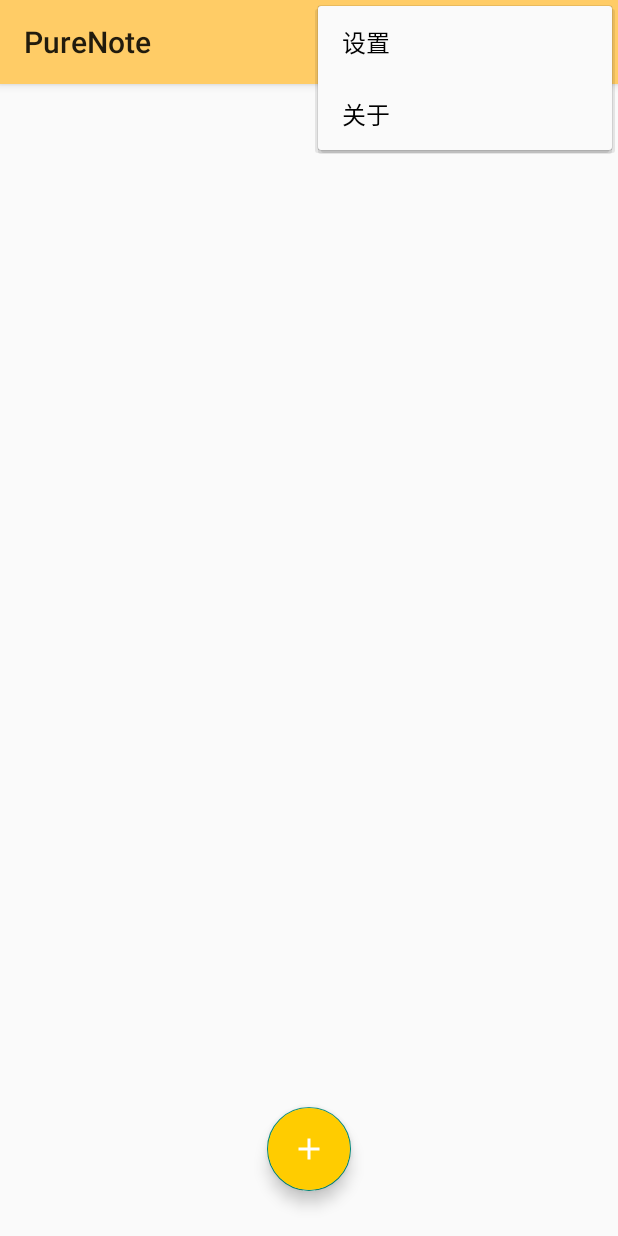
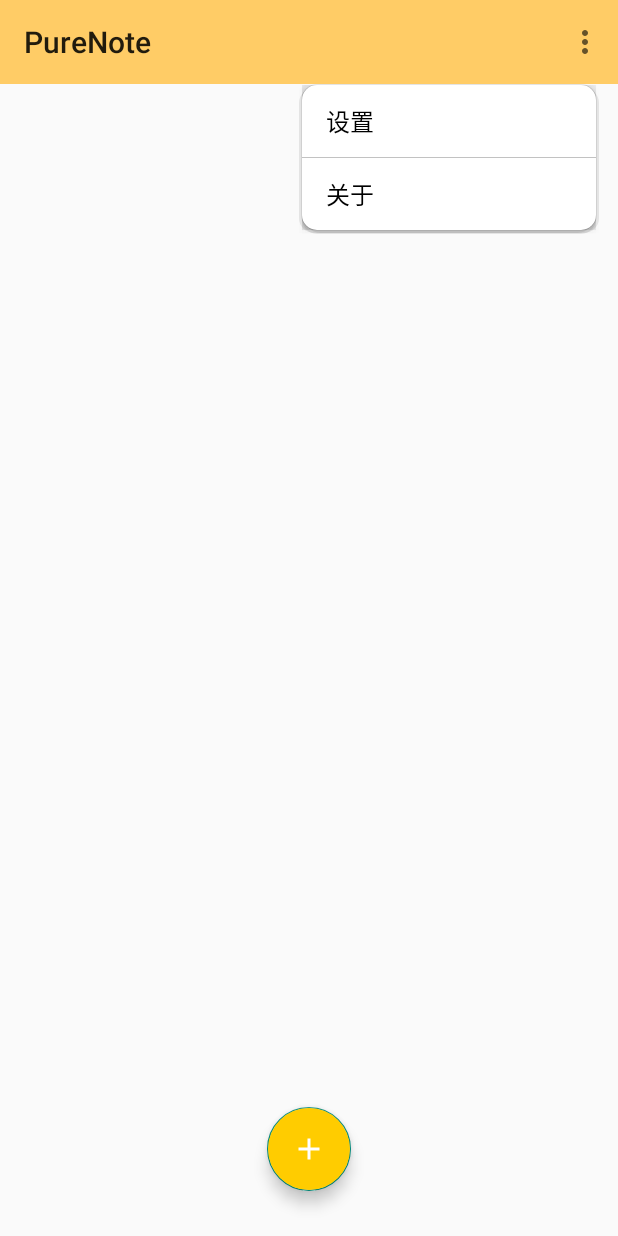
Before and after one commit to guiyujin/PureNote, an Android app: the screen it shows after launch (MainActivity), with the options menu open, on a phone screen of 412 x 824 dp. Run offline under Robolectric (Android 15) with nearby library versions, the phone set to English and light mode, and no system bars.

Commit message:
toolbar design

```diff
--- a/app/src/main/java/com/example/purenote/MainActivity.java
+++ b/app/src/main/java/com/example/purenote/MainActivity.java
@@ -38,7 +38,10 @@ public class MainActivity extends AppCompatActivity implements View.OnClickListe
     public void initView(){
         lv = findViewById(R.id.list);
         fab = findViewById(R.id.add);
-
+        mtoolbar = findViewById(R.id.toolbar);
+        setSupportActionBar(mtoolbar);
+        //mtoolbar.setElevation(0);
+        //getSupportActionBar().setDisplayShowTitleEnabled(false);
         fab.setOnClickListener(this);
         lv.setOnItemClickListener(new AdapterView.OnItemClickListener() {
             @Override
--- /dev/null
+++ b/app/src/main/res/drawable/fillet.xml
@@ -0,0 +1,7 @@
+<?xml version="1.0" encoding="utf-8"?>
+<shape xmlns:android="http://schemas.android.com/apk/res/android"
+    android:shape="rectangle">
+
+    <corners android:radius="10dp"/>
+    <solid android:color="@color/white"></solid>
+</shape>
--- a/app/src/main/res/layout/activity_main.xml
+++ b/app/src/main/res/layout/activity_main.xml
@@ -1,5 +1,5 @@
 <?xml version="1.0" encoding="utf-8"?>
-<RelativeLayout xmlns:android="http://schemas.android.com/apk/res/android"
+<androidx.coordinatorlayout.widget.CoordinatorLayout xmlns:android="http://schemas.android.com/apk/res/android"
     android:layout_width="match_parent"
     android:layout_height="match_parent"
     android:clipToPadding="true"
@@ -7,8 +7,18 @@
     xmlns:app="http://schemas.android.com/apk/res-auto"
     android:orientation="vertical">
 
+    <com.google.android.material.appbar.AppBarLayout
+        android:layout_width="match_parent"
+        android:layout_height="wrap_content"
+        android:theme="@style/AppTheme">
 
+        <androidx.appcompat.widget.Toolbar
+            android:id="@+id/toolbar" android:layout_width="match_parent"
+            android:layout_height="?attr/actionBarSize"
+            android:background="?attr/colorPrimary"
+            app:popupTheme="@style/ToolbarPopupTheme" />
 
+    </com.google.android.material.appbar.AppBarLayout>
 
     <include layout="@layout/list"/>
 
@@ -16,9 +26,8 @@
         android:id="@+id/add"
         android:layout_width="wrap_content"
         android:layout_height="wrap_content"
-        android:layout_alignParentBottom="true"
-        android:layout_centerInParent="true"
-        android:layout_margin="30dp"
+        android:layout_gravity="bottom|center"
+        android:layout_marginBottom="30dp"
         app:fabSize="normal"
         android:clickable="true"
         android:focusable="true"
@@ -28,4 +37,4 @@
 
     </com.google.android.material.floatingactionbutton.FloatingActionButton>
 
-</RelativeLayout>
+</androidx.coordinatorlayout.widget.CoordinatorLayout>
--- a/app/src/main/res/menu/menu_main.xml
+++ b/app/src/main/res/menu/menu_main.xml
@@ -1,10 +1,12 @@
 <menu xmlns:android="http://schemas.android.com/apk/res/android"
     xmlns:app="http://schemas.android.com/apk/res-auto"
     xmlns:tools="http://schemas.android.com/tools"
+
     tools:context="com.example.myapplication.MainActivity">
     <item
         android:id="@+id/action_settings"
         android:orderInCategory="100"
+
         android:title="@string/action_settings"
         app:showAsAction="never" />
     <item
--- a/app/src/main/res/values/colors.xml
+++ b/app/src/main/res/values/colors.xml
@@ -9,13 +9,14 @@
     <color name="add">#FFCC00</color>
     <color name="text">#FFFFCC</color>
     <color name="btn">#99CCFF</color>
-    <color name="main_page">#FFFFFF</color>
 
     <color name="purple_200">#FFBB86FC</color>
     <color name="purple_500">#FF6200EE</color>
     <color name="purple_700">#FF3700B3</color>
     <color name="teal_200">#FF03DAC5</color>
     <color name="teal_700">#FF018786</color>
+
     <color name="black">#FF000000</color>
     <color name="white">#FFFFFFFF</color>
+    <color name="gray">#99999999</color>
 </resources>
--- a/app/src/main/res/values/styles.xml
+++ b/app/src/main/res/values/styles.xml
@@ -1,17 +1,41 @@
 <?xml version="1.1" encoding="utf-8"?>
 <resources>
-    <style name="AppTheme.NoActionBar" parent="Theme.Design.Light.NoActionBar"/>
+    <style name="AppTheme.NoActionBar">
+        <item name="windowActionBar">false</item>
+        <item name="windowNoTitle">true</item>
+    </style>
 
     <style name="AppTheme" parent="Theme.AppCompat.DayNight">
         <!-- Customize your theme here. -->
         <item name="colorPrimary">@color/colorPrimary</item>
         <item name="colorPrimaryDark">@color/colorPrimary</item>
         <item name="android:textColor">@color/black</item>
+        <item name="elevation">0dp</item>
 
+
+        <item name="android:actionBarDivider">@null</item>
+        <item name="android:windowContentOverlay">@null</item>
+        <item name="actionOverflowMenuStyle">@style/OverflowMenuStyle</item>
     </style>
 
-    <style name="OverflowStyle">
-        <item name="android:backgroundTint">@color/black</item>
+    <style name="ToolbarPopupTheme" parent="Widget.AppCompat.PopupMenu.Overflow">
+        <item name="android:dropDownListViewStyle">@style/DropDownListViewStyle</item>
+    </style>
+
+    <style name="DropDownListViewStyle" parent="Widget.AppCompat.ListView.DropDown">
+        <item name="android:showDividers">middle</item>
+        <item name="android:divider">@color/gray</item>
+        <item name="android:dividerHeight">1px</item>
+    </style>
+
+    <style name="OverflowMenuStyle" parent="Widget.AppCompat.PopupMenu.Overflow">
+        <item name="overlapAnchor">false</item>  //不遮挡
+        <item name="android:popupBackground">@drawable/fillet</item> //圆角
+        <item name="android:dropDownVerticalOffset">5dp</item>
+        <item name="android:dropDownHorizontalOffset">-15dp</item>  //右边距
+        <item name="android:paddingRight">-40dp</item>
+        <item name="android:divider">@color/black</item>
+        <item name="android:dividerHeight">5dp</item>
     </style>
 
     <style name="btnStyle">
```
Also changed, not shown: app/src/main/AndroidManifest.xml (+9 -5 lines), app/src/main/res/layout/activity_add_content.xml (+15 -0 lines).
